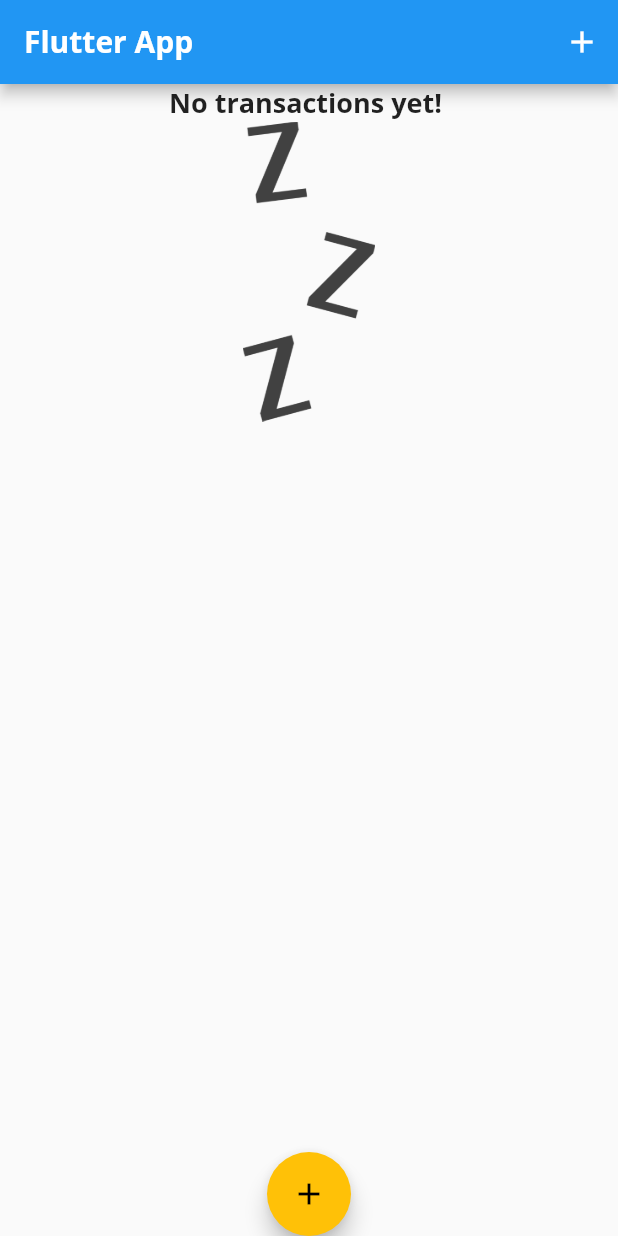
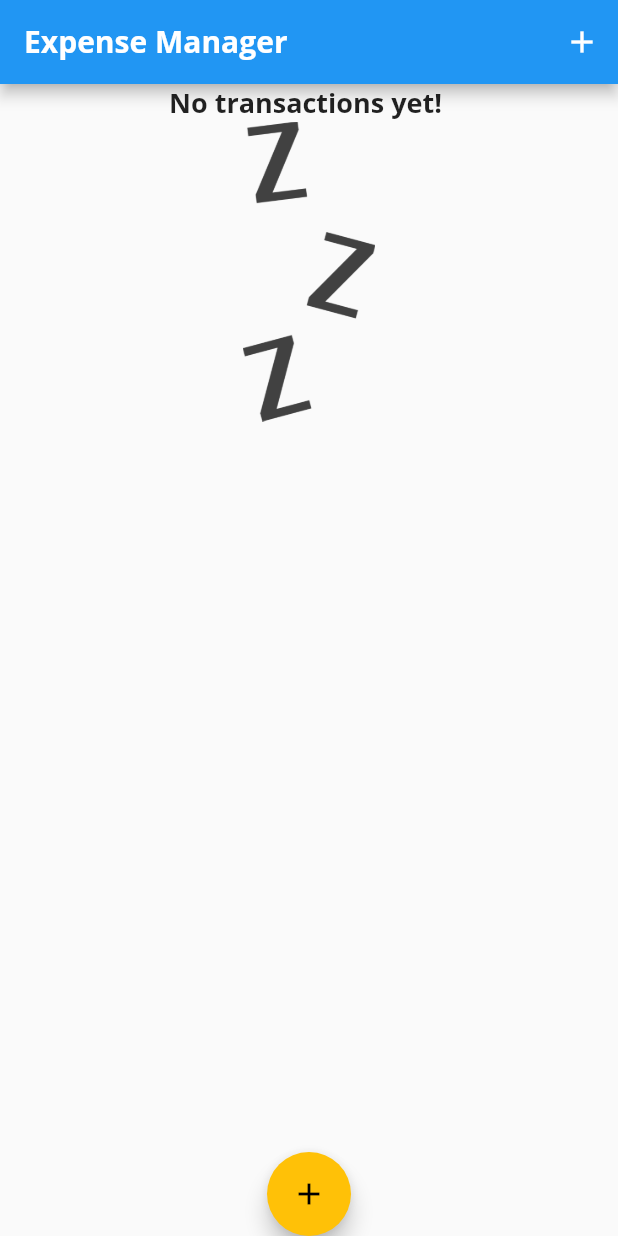
Before and after one commit to ShuaibABH/Expense-Manager, a Flutter app: the screen it shows after launch, on a phone screen of 412 x 824 dp. Run offline on Flutter 3.47's test engine with Material 2 defaults, Android fonts, the phone set to English and light mode, and no system bars.

Commit message:
title change

```diff
--- a/lib/main.dart
+++ b/lib/main.dart
@@ -76,7 +76,7 @@ class _MyHomePageState extends State<MyHomePage> {
   Widget build(BuildContext context) {
     return Scaffold(
       appBar: AppBar(
-        title: Text('Flutter App'),
+        title: Text('Expense Manager'),
         actions: <Widget>[
           IconButton(
             icon: Icon(Icons.add),
```
Also changed, not shown: pubspec.lock, 1 other file.
